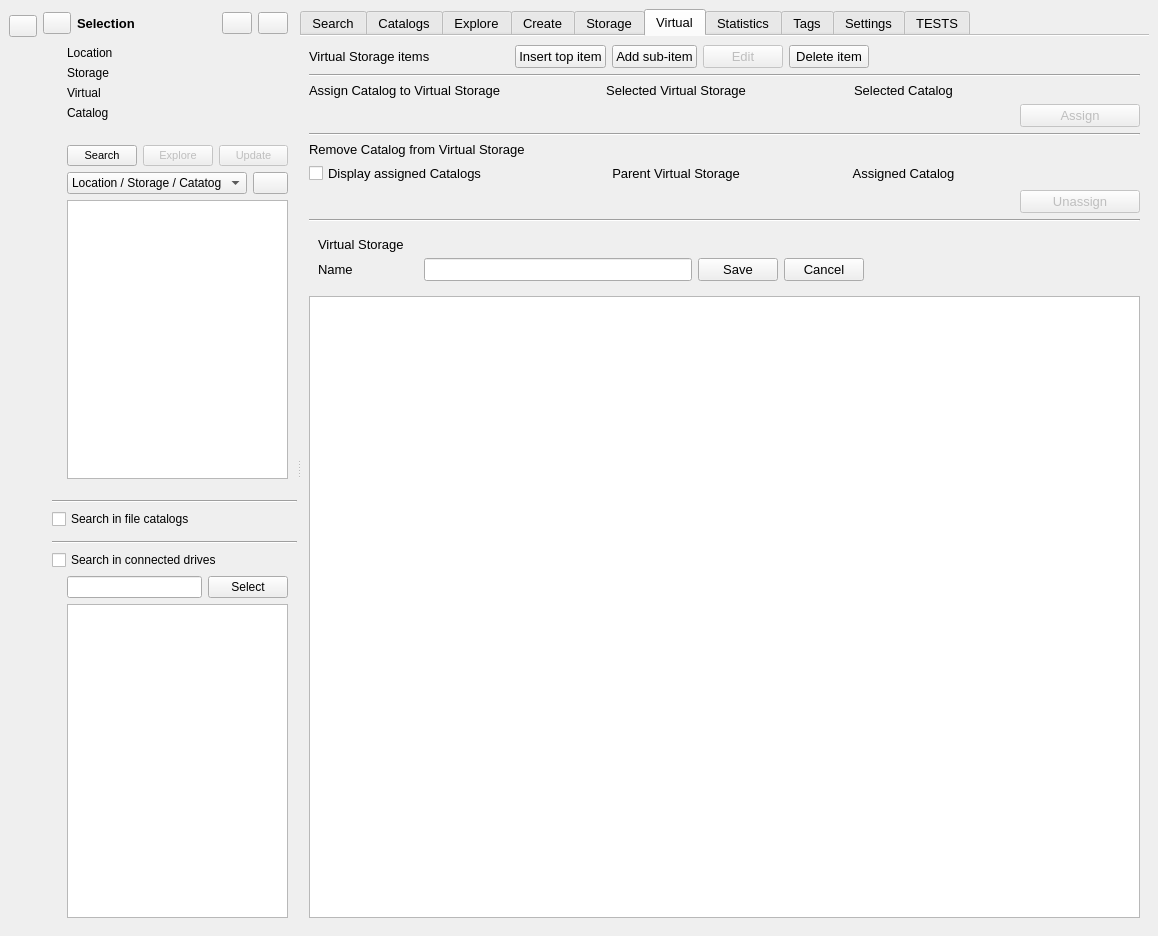
First picture: the form in mainwindow.ui, repository StephaneCouturier/Katalog, before the edit.
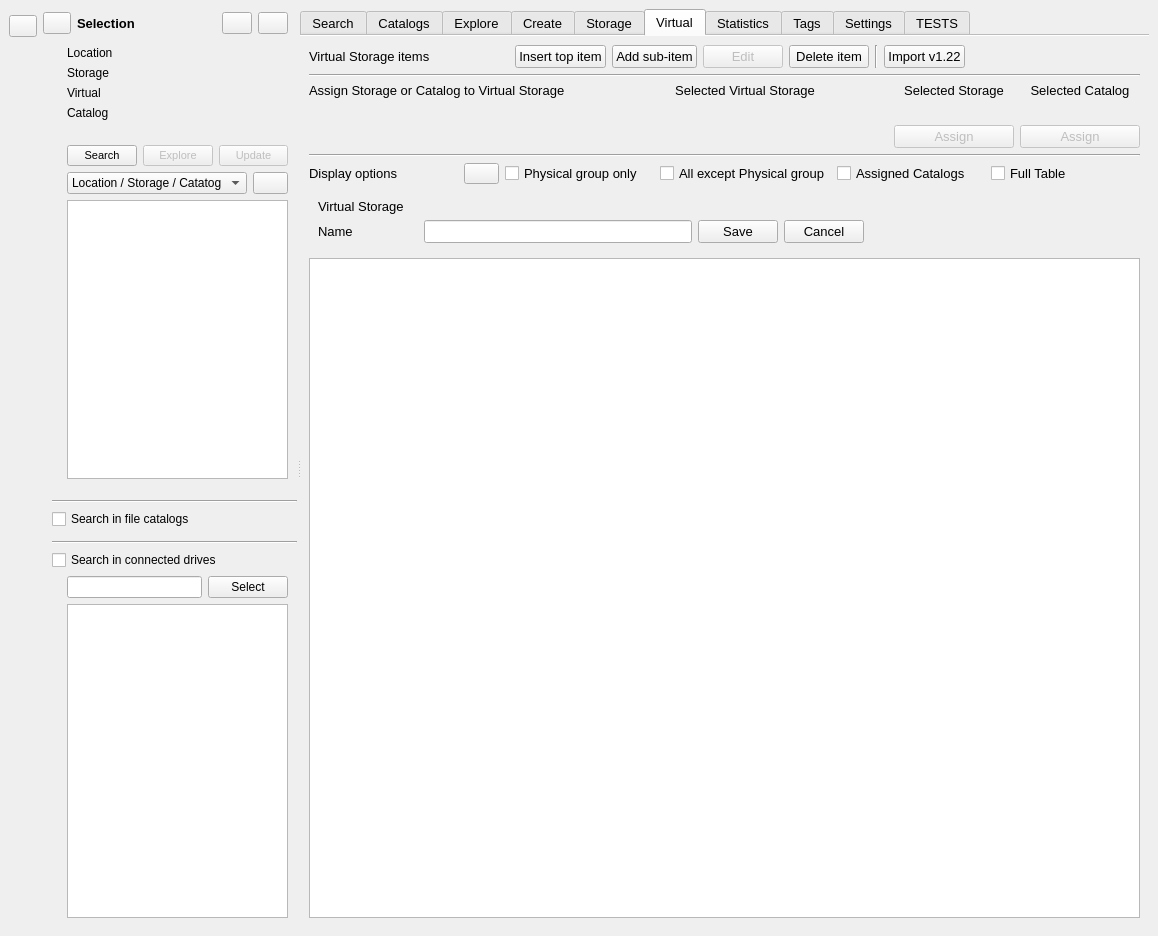
Second picture: the form after the edit. The open tabs and pages were chosen to show the change. Icons and pictures are not drawn. Custom widgets are drawn as their Qt base class.

Patch:
```diff
--- a/mainwindow.ui
+++ b/mainwindow.ui
@@ -6796,6 +6796,20 @@
                 </property>
                </widget>
               </item>
+              <item>
+               <widget class="Line" name="line">
+                <property name="orientation">
+                 <enum>Qt::Vertical</enum>
+                </property>
+               </widget>
+              </item>
+              <item>
+               <widget class="QPushButton" name="Virtual_pushButton_ImportS">
+                <property name="text">
+                 <string>Import v1.22</string>
+                </property>
+               </widget>
+              </item>
               <item>
                <spacer name="Virtual_horizontalSpacer_9">
                 <property name="orientation">
@@ -6820,39 +6834,7 @@
             </item>
             <item>
              <layout class="QGridLayout" name="gridLayout_5">
-              <item row="2" column="1">
-               <widget class="QLabel" name="Virtual_label_SelectedVirtualStorage">
-                <property name="font">
-                 <font>
-                  <pointsize>10</pointsize>
-                  <bold>true</bold>
-                 </font>
-                </property>
-                <property name="toolTip">
-                 <string extracomment="Select a Virtual Storage device from the tree here below"/>
-                </property>
-                <property name="text">
-                 <string/>
-                </property>
-                <property name="alignment">
-                 <set>Qt::AlignCenter</set>
-                </property>
-               </widget>
-              </item>
-              <item row="0" column="2">
-               <widget class="QLabel" name="Virtual_label_SelectedCatalogLabel">
-                <property name="toolTip">
-                 <string extracomment="Select a Catalog from the Filters panel or the Catalogs screen"/>
-                </property>
-                <property name="text">
-                 <string>Selected Catalog</string>
-                </property>
-                <property name="alignment">
-                 <set>Qt::AlignCenter</set>
-                </property>
-               </widget>
-              </item>
-              <item row="2" column="2">
+              <item row="3" column="3">
                <widget class="QLabel" name="Virtual_label_SelectedCatalogDisplay">
                 <property name="font">
                  <font>
@@ -6871,7 +6853,7 @@
                 </property>
                </widget>
               </item>
-              <item row="0" column="0">
+              <item row="1" column="0">
                <widget class="QLabel" name="Virtual_label_CatalogAssociation">
                 <property name="minimumSize">
                  <size>
@@ -6880,37 +6862,11 @@
                  </size>
                 </property>
                 <property name="text">
-                 <string>Assign Catalog to Virtual Storage</string>
+                 <string>Assign Storage or Catalog to Virtual Storage</string>
                 </property>
                </widget>
               </item>
-              <item row="2" column="3">
-               <widget class="QPushButton" name="Virtual_pushButton_AssignCatalog">
-                <property name="enabled">
-                 <bool>false</bool>
-                </property>
-                <property name="minimumSize">
-                 <size>
-                  <width>120</width>
-                  <height>0</height>
-                 </size>
-                </property>
-                <property name="maximumSize">
-                 <size>
-                  <width>120</width>
-                  <height>16777215</height>
-                 </size>
-                </property>
-                <property name="text">
-                 <string>Assign</string>
-                </property>
-                <property name="icon">
-                 <iconset theme="document-new">
-                  <normaloff>.</normaloff>.</iconset>
-                </property>
-               </widget>
-              </item>
-              <item row="0" column="1">
+              <item row="1" column="1">
                <widget class="QLabel" name="Virtual_label_CatalogAssociation_2">
                 <property name="minimumSize">
                  <size>
@@ -6929,32 +6885,72 @@
                 </property>
                </widget>
               </item>
-             </layout>
-            </item>
-            <item>
-             <widget class="Line" name="Virtual_line_5">
-              <property name="orientation">
-               <enum>Qt::Horizontal</enum>
-              </property>
-             </widget>
-            </item>
-            <item>
-             <layout class="QGridLayout" name="gridLayout_28">
+              <item row="3" column="1">
+               <widget class="QLabel" name="Virtual_label_SelectedVirtualStorage">
+                <property name="font">
+                 <font>
+                  <pointsize>10</pointsize>
+                  <bold>true</bold>
+                 </font>
+                </property>
+                <property name="toolTip">
+                 <string extracomment="Select a Virtual Storage device from the tree here below"/>
+                </property>
+                <property name="text">
+                 <string/>
+                </property>
+                <property name="alignment">
+                 <set>Qt::AlignCenter</set>
+                </property>
+               </widget>
+              </item>
+              <item row="3" column="2">
+               <widget class="QLabel" name="Virtual_label_SelectedStorageDisplay">
+                <property name="font">
+                 <font>
+                  <pointsize>10</pointsize>
+                  <bold>true</bold>
+                 </font>
+                </property>
+                <property name="toolTip">
+                 <string extracomment="Select a Virtual Storage device from the tree here below"/>
+                </property>
+                <property name="text">
+                 <string/>
+                </property>
+                <property name="alignment">
+                 <set>Qt::AlignCenter</set>
+                </property>
+               </widget>
+              </item>
+              <item row="1" column="3">
+               <widget class="QLabel" name="Virtual_label_SelectedCatalogLabel">
+                <property name="toolTip">
+                 <string extracomment="Select a Catalog from the Filters panel or the Catalogs screen"/>
+                </property>
+                <property name="text">
+                 <string>Selected Catalog</string>
+                </property>
+                <property name="alignment">
+                 <set>Qt::AlignCenter</set>
+                </property>
+               </widget>
+              </item>
               <item row="1" column="2">
-               <widget class="QLabel" name="Virtual_label_SelectedCatalogLabel_4">
+               <widget class="QLabel" name="Virtual_label_SelectedStorageLabel">
                 <property name="toolTip">
                  <string extracomment="Select a Catalog from the tree here below"/>
                 </property>
                 <property name="text">
-                 <string>Assigned Catalog</string>
+                 <string>Selected Storage</string>
                 </property>
                 <property name="alignment">
                  <set>Qt::AlignCenter</set>
                 </property>
                </widget>
               </item>
-              <item row="2" column="4">
-               <widget class="QPushButton" name="Virtual_pushButton_UnassignCatalog">
+              <item row="4" column="3">
+               <widget class="QPushButton" name="Virtual_pushButton_AssignCatalog">
                 <property name="enabled">
                  <bool>false</bool>
                 </property>
@@ -6971,7 +6967,7 @@
                  </size>
                 </property>
                 <property name="text">
-                 <string>Unassign</string>
+                 <string>Assign</string>
                 </property>
                 <property name="icon">
                  <iconset theme="edit-cut">
@@ -6979,89 +6975,114 @@
                 </property>
                </widget>
               </item>
-              <item row="0" column="0">
-               <widget class="QLabel" name="Virtual_label_CatalogAssociation_10">
+              <item row="4" column="2">
+               <widget class="QPushButton" name="Virtual_pushButton_AssignStorage">
+                <property name="enabled">
+                 <bool>false</bool>
+                </property>
                 <property name="minimumSize">
                  <size>
-                  <width>250</width>
+                  <width>120</width>
                   <height>0</height>
                  </size>
                 </property>
+                <property name="maximumSize">
+                 <size>
+                  <width>120</width>
+                  <height>16777215</height>
+                 </size>
+                </property>
                 <property name="text">
-                 <string>Remove Catalog from Virtual Storage</string>
+                 <string>Assign</string>
                 </property>
                </widget>
               </item>
-              <item row="1" column="0">
+             </layout>
+            </item>
+            <item>
+             <widget class="Line" name="Virtual_line_5">
+              <property name="orientation">
+               <enum>Qt::Horizontal</enum>
+              </property>
+             </widget>
+            </item>
+            <item>
+             <layout class="QHBoxLayout" name="horizontalLayout_15">
+              <item>
+               <widget class="QLabel" name="Virtual_label_ItemEdition_2">
+                <property name="text">
+                 <string>Display options</string>
+                </property>
+               </widget>
+              </item>
+              <item>
+               <widget class="QPushButton" name="Virtual_pushButton_TreeExpandCollapse">
+                <property name="maximumSize">
+                 <size>
+                  <width>35</width>
+                  <height>22</height>
+                 </size>
+                </property>
+                <property name="toolTip">
+                 <string>Expand 1 level, 2 levels, or collapse</string>
+                </property>
+                <property name="statusTip">
+                 <string/>
+                </property>
+                <property name="styleSheet">
+                 <string notr="true">padding: 2px 10px;</string>
+                </property>
+                <property name="text">
+                 <string/>
+                </property>
+                <property name="icon">
+                 <iconset theme="expand-all">
+                  <normaloff>.</normaloff>.</iconset>
+                </property>
+               </widget>
+              </item>
+              <item>
+               <widget class="QCheckBox" name="Virtual_checkBox_DisplayPhysicalGroupOnly">
+                <property name="text">
+                 <string>Physical group only</string>
+                </property>
+                <property name="checked">
+                 <bool>false</bool>
+                </property>
+               </widget>
+              </item>
+              <item>
+               <widget class="QCheckBox" name="Virtual_checkBox_DisplayAllExceptPhysicalGroup">
+                <property name="text">
+                 <string>All except Physical group</string>
+                </property>
+                <property name="checked">
+                 <bool>false</bool>
+                </property>
+               </widget>
+              </item>
+              <item>
                <widget class="QCheckBox" name="Virtual_checkBox_DisplayCatalogs">
                 <property name="text">
-                 <string>Display assigned Catalogs</string>
+                 <string>Assigned Catalogs</string>
                 </property>
                 <property name="checked">
                  <bool>false</bool>
                 </property>
                </widget>
               </item>
-              <item row="2" column="2">
-               <widget class="QLabel" name="Virtual_label_SelectedAssignedCatalogDisplay">
-                <property name="font">
-                 <font>
-                  <pointsize>10</pointsize>
-                  <bold>true</bold>
-                 </font>
-                </property>
-                <property name="toolTip">
-                 <string extracomment="Select a Catalog from the tree here below"/>
-                </property>
+              <item>
+               <widget class="QCheckBox" name="Virtual_checkBox_DisplayFullTable">
                 <property name="text">
-                 <string/>
+                 <string>Full Table</string>
                 </property>
-                <property name="alignment">
-                 <set>Qt::AlignCenter</set>
-                </property>
-               </widget>
-              </item>
-              <item row="2" column="1">
-               <widget class="QLabel" name="Virtual_label_SelectedVirtualStorageParent">
-                <property name="font">
-                 <font>
-                  <pointsize>10</pointsize>
-                  <bold>true</bold>
-                 </font>
-                </property>
-                <property name="text">
-                 <string/>
-                </property>
-                <property name="alignment">
-                 <set>Qt::AlignCenter</set>
-                </property>
-               </widget>
-              </item>
-              <item row="1" column="1">
-               <widget class="QLabel" name="Virtual_label_CatalogAssociation_11">
-                <property name="minimumSize">
-                 <size>
-                  <width>200</width>
-                  <height>0</height>
-                 </size>
-                </property>
-                <property name="text">
-                 <string>Parent Virtual Storage</string>
-                </property>
-                <property name="alignment">
-                 <set>Qt::AlignCenter</set>
+                <property name="checked">
+                 <bool>false</bool>
                 </property>
                </widget>
               </item>
              </layout>
             </item>
-            <item>
-             <widget class="Line" name="Virtual_line">
-              <property name="orientation">
-               <enum>Qt::Horizontal</enum>
-              </property>
-             </widget>
-            </item>
             <item>
              <widget class="QWidget" name="Virtual_widget_Edit" native="true">
               <layout class="QVBoxLayout" name="verticalLayout_21">
@@ -7127,6 +7148,9 @@
               <property name="editTriggers">
                <set>QAbstractItemView::NoEditTriggers</set>
               </property>
+              <property name="alternatingRowColors">
+               <bool>true</bool>
+              </property>
               <property name="sortingEnabled">
                <bool>true</bool>
               </property>
```
Left out of the diff: 10 changed lines with no effect on the pictures.
